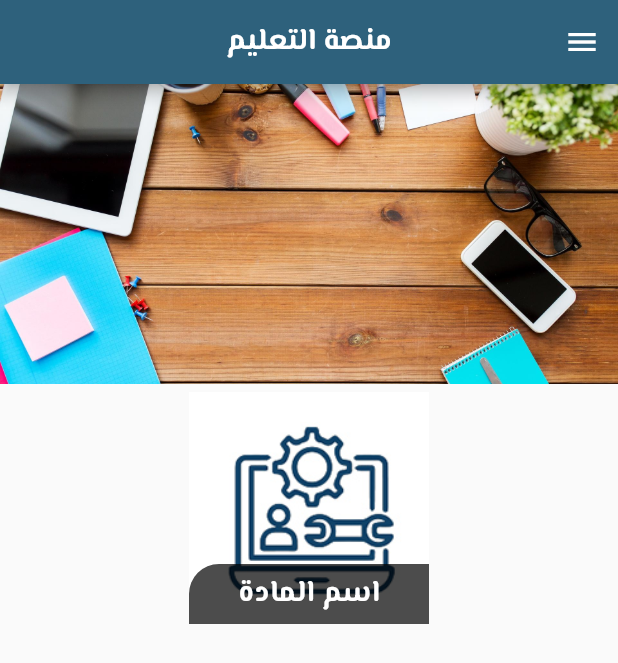
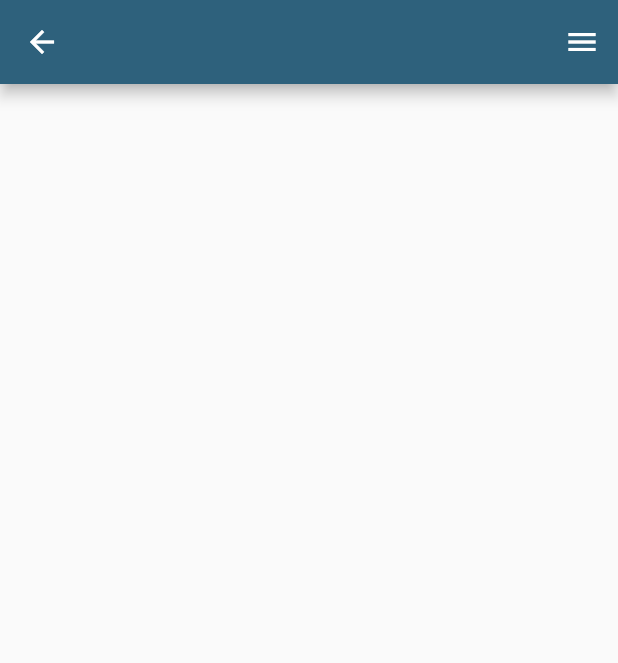
Before and after one commit to engahmed309/THIET-App, a Flutter app: the ELearningScreen screen opened by its route, after a tap on "اسم المادة", on a phone screen of 412 x 824 dp. Shown: the top 663 px of the screen. Run offline on Flutter 3.47's test engine with Material 2 defaults, Android fonts, the phone set to English and light mode, and no system bars.

Commit message:
adding subjectdetails screen

```diff
--- a/lib/main.dart
+++ b/lib/main.dart
@@ -2,6 +2,7 @@ import 'package:flutter/material.dart';
 import 'package:thiet_v2/screens/eLearning_screen.dart';
 import 'package:thiet_v2/screens/login_screen.dart';
 import 'package:thiet_v2/screens/new_screen.dart';
+import 'package:thiet_v2/screens/subJect_details_screen.dart';
 
 import '/screens/home_screen.dart';
 
@@ -47,6 +48,8 @@ class _MyAppState extends State<MyApp> {
         LoginScreen.routeName: (context) => const LoginScreen(),
         HomeScreen.routeName: (context) => const HomeScreen(),
         NewsScreen.routeName: (context) => const NewsScreen(),
+        SubjectDetailsScreen.routeName: (context) =>
+            const SubjectDetailsScreen(),
       },
     );
   }
--- a/lib/screens/eLearning_screen.dart
+++ b/lib/screens/eLearning_screen.dart
@@ -1,6 +1,5 @@
 import 'package:flutter/material.dart';
 import 'package:thiet_v2/widgets/main_drawer.dart';
-
 import '../widgets/subject_item.dart';
 
 class ELearningScreen extends StatelessWidget {
@@ -21,13 +20,55 @@ class ELearningScreen extends StatelessWidget {
       body: SingleChildScrollView(
         child: Column(
           children: [
-            Image.asset(
-              "assets/images/learning.jpg",
-              width: double.infinity,
-              height: 200,
-              fit: BoxFit.cover,
+            Stack(
+              alignment: Alignment.bottomCenter,
+              children: [
+                Image.asset(
+                  "assets/images/learning.jpg",
+                  width: double.infinity,
+                  height: 200,
+                  fit: BoxFit.cover,
+                ),
+                Container(
+                  decoration:
+                      BoxDecoration(color: Colors.black.withOpacity(.5)),
+                  child: Text(
+                    "المواد الدراسيه",
+                    style: Theme.of(context).textTheme.headline1,
+                  ),
+                )
+              ],
             ),
-            sbjectItem(),
+            Row(
+              mainAxisAlignment: MainAxisAlignment.center,
+              children: [
+                SubjectItem(),
+                SizedBox(
+                  width: 10,
+                ),
+                SubjectItem()
+              ],
+            ),
+            Row(
+              mainAxisAlignment: MainAxisAlignment.center,
+              children: [
+                SubjectItem(),
+                SizedBox(
+                  width: 10,
+                ),
+                SubjectItem()
+              ],
+            ),
+            Row(
+              mainAxisAlignment: MainAxisAlignment.center,
+              children: [
+                SubjectItem(),
+                SizedBox(
+                  width: 10,
+                ),
+                SubjectItem()
+              ],
+            ),
           ],
         ),
       ),
--- /dev/null
+++ b/lib/screens/subJect_details_screen.dart
@@ -0,0 +1,24 @@
+import 'package:flutter/material.dart';
+import 'package:thiet_v2/widgets/main_drawer.dart';
+
+class SubjectDetailsScreen extends StatelessWidget {
+  const SubjectDetailsScreen({super.key});
+  static const routeName = '/subject-details-screen';
+  @override
+  Size get preferredSize => const Size.fromHeight(50);
+
+  Widget build(BuildContext context) {
+    return Scaffold(
+      endDrawer: MainDrawer(),
+      appBar: AppBar(
+        title: Text(""),
+        centerTitle: true,
+        //automaticallyImplyLeading: false,
+      ),
+      body: SafeArea(
+          child: Column(
+        children: [],
+      )),
+    );
+  }
+}
--- a/lib/widgets/DrpoDownListItem.dart
+++ b/lib/widgets/DropDownListItem.dart
@@ -1,12 +1,12 @@
 import 'dart:math';
 import 'package:flutter/material.dart';
 
-class DrpoDownListItem extends StatefulWidget {
+class DropDownListItem extends StatefulWidget {
   @override
-  State<DrpoDownListItem> createState() => _DrpoDownListItemState();
+  State<DropDownListItem> createState() => _DropDownListItemState();
 }
 
-class _DrpoDownListItemState extends State<DrpoDownListItem> {
+class _DropDownListItemState extends State<DropDownListItem> {
   List<String> menuItems = [
     "الجداول الدراسيه",
     "نتائج الطلاب",
--- a/lib/widgets/main_drawer.dart
+++ b/lib/widgets/main_drawer.dart
@@ -1,8 +1,9 @@
 import 'package:flutter/material.dart';
 import 'package:thiet_v2/screens/eLearning_screen.dart';
 import 'package:thiet_v2/screens/home_screen.dart';
+import 'package:thiet_v2/screens/login_screen.dart';
 import 'package:thiet_v2/widgets/main_drawer_item.dart';
-import 'DrpoDownListItem.dart';
+import 'DropDownListItem.dart';
 
 class MainDrawer extends StatelessWidget {
   const MainDrawer({super.key});
@@ -74,7 +75,7 @@ class MainDrawer extends StatelessWidget {
                   ),
                   icon: Icons.school_rounded),
 
-              DrpoDownListItem(),
+              DropDownListItem(),
               SizedBox(
                 height: 150,
               ),
@@ -92,7 +93,9 @@ class MainDrawer extends StatelessWidget {
                   ),
                   icon: Icons.settings),
               MainDrawerItem(
-                  handler: () {},
+                  handler: () {
+                    Navigator.pushNamed(context, LoginScreen.routeName);
+                  },
                   iconColor: Colors.red,
                   textWidget: Text(
                     "تسجيل الخروج",
--- a/lib/widgets/subject_item.dart
+++ b/lib/widgets/subject_item.dart
@@ -1,15 +1,13 @@
 import 'package:flutter/material.dart';
 
-class sbjectItem extends StatelessWidget {
-  const sbjectItem({
-    super.key,
-  });
+import '../screens/subJect_details_screen.dart';
 
+class SubjectItem extends StatelessWidget {
   @override
   Widget build(BuildContext context) {
     return InkWell(
       onTap: () {
-        print("object");
+        Navigator.of(context).pushNamed(SubjectDetailsScreen.routeName);
       },
       child: SizedBox(
         height: 160,
--- a/pubspec.yaml
+++ b/pubspec.yaml
@@ -52,7 +52,7 @@ dev_dependencies:
   flutter_native_splash: ^2.2.19
 flutter_native_splash:
   image: assets/images/logo.jpg
-  color: '#f9f9f9'
+  color: '#071b5d'
 # For information on the generic Dart part of this file, see the
 # following page: https://dart.dev/tools/pub/pubspec
 
```
Also changed, not shown: assets/images/logo.jpeg (added).
